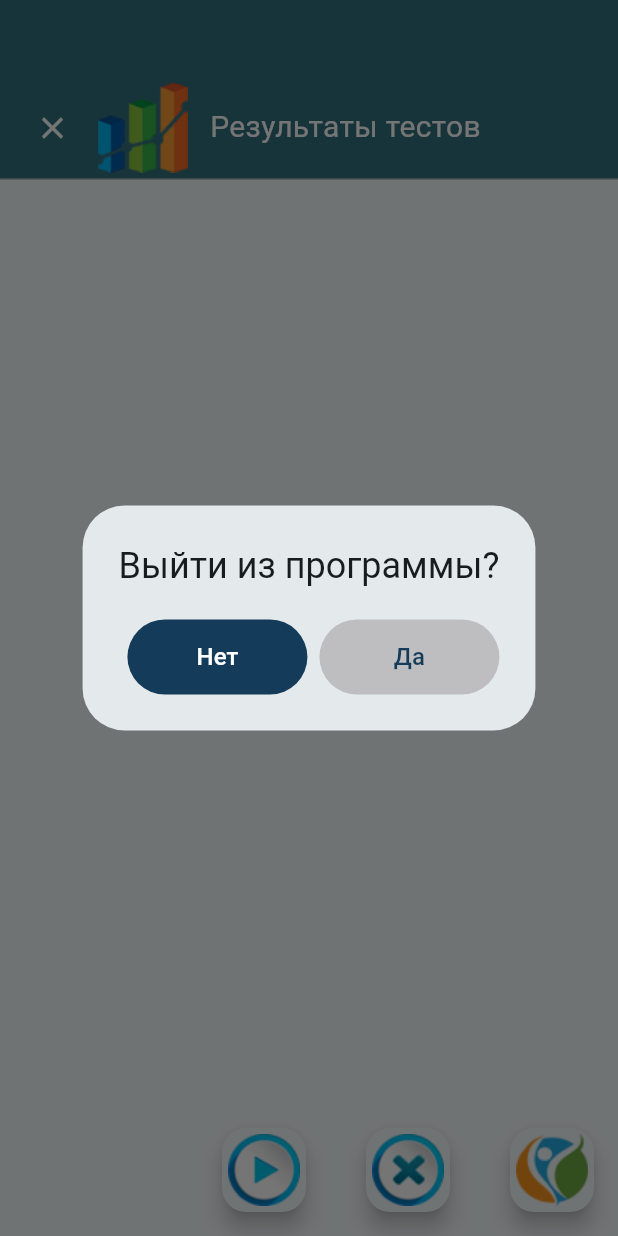
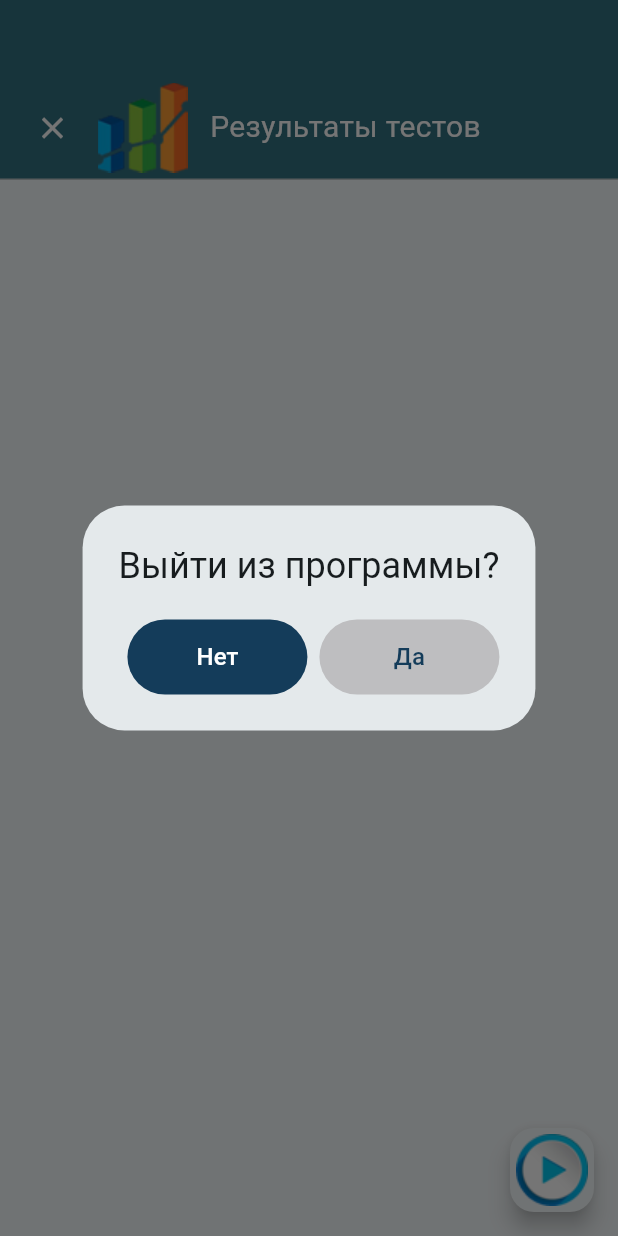
Before and after one commit to grigp/monitor_fso, a Flutter app: the ResultsScreen screen opened directly, after a tap on the "close" icon, on a phone screen of 412 x 824 dp. Run offline on Flutter 3.47's test engine with Material 3 defaults, Android fonts, the phone set to English and light mode, and no system bars; our stand-ins replace audioplayers, flutter_bloc, flutter_secure_storage, get_it, sensors_plus, sqflite; missing offline and left inert: number_text_input_formatter; accounts and stored records are empty.

```diff
--- a/lib/features/results_screen/view/results_screen.dart
+++ b/lib/features/results_screen/view/results_screen.dart
@@ -39,10 +39,6 @@ class _ResultsScreenState extends State<ResultsScreen> {
         });
       },
       child: Scaffold(
-        // appBar: AppBar(
-        //   backgroundColor: Theme.of(context).colorScheme.inversePrimary,
-        //   title: Text(widget.title),
-        // ),
         body: Column(
           children: [
             Container(
@@ -108,24 +104,6 @@ class _ResultsScreenState extends State<ResultsScreen> {
               backgroundColor: Theme.of(context).colorScheme.surface,
               child: Image.asset('lib/assets/icons/play48.png'),
             ),
-            const SizedBox(width: 40),
-            FloatingActionButton(
-              onPressed: _onDeleteTest,
-              heroTag: 'DeleteTest',
-              tooltip: 'Удалить тест',
-              foregroundColor: Theme.of(context).colorScheme.primary,
-              backgroundColor: Theme.of(context).colorScheme.surface,
-              child: Image.asset('lib/assets/icons/delete48.png'),
-            ),
-            const SizedBox(width: 40),
-            FloatingActionButton(
-              onPressed: _onOpenTest,
-              heroTag: 'OpenTest',
-              tooltip: 'Открыть тест',
-              foregroundColor: Theme.of(context).colorScheme.primary,
-              backgroundColor: Theme.of(context).colorScheme.surface,
-              child: Image.asset('lib/assets/icons/res_test48.png'),
-            ),
           ],
         ),
       ),
@@ -171,10 +149,6 @@ class _ResultsScreenState extends State<ResultsScreen> {
     Navigator.of(context).push(route);
   }
 
-  void _onDeleteTest() {}
-
-  void _onOpenTest() {}
-
   void _openTest(BuildContext context, RecordTest test) async {
     test.data = await GetIt.I<DbProvider>().getTestData(test.uid);
     var testData = TestData.fromDb(test);
@@ -187,7 +161,6 @@ class _ResultsScreenState extends State<ResultsScreen> {
       settings: const RouteSettings(name: '/test_result'),
     );
     Navigator.of(context).push(route);
-//          Navigator.of(context).pushNamed('/result');
   }
 
 }
```
Also changed, not shown: lib/features/record_screen/view/record_screen.dart (+24 -5 lines).
